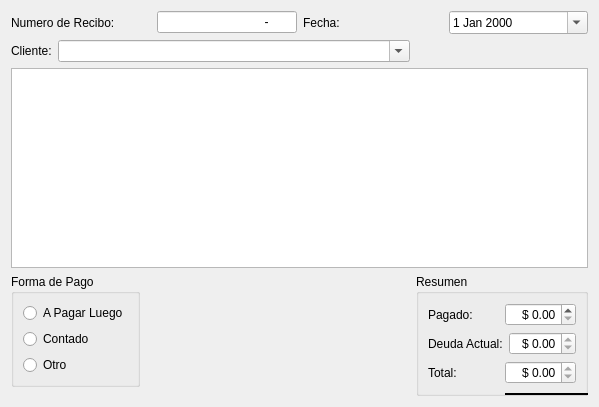
Before: the Qt Designer form trunk/plugins/pagos/FormReciboBase.ui in chungote/gestotux, drawn with Qt 5.
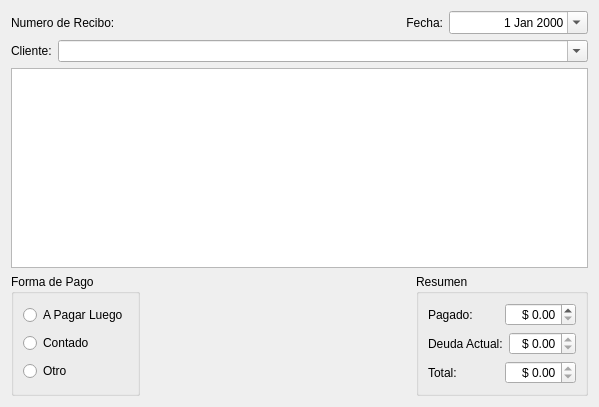
After: the same form once the commit is applied. Custom widgets are drawn as their Qt base class.

Commit message: Mejorada salida de debug. Mejorado sistema de agregado de recibo Agregado metodo en EReporte.

Diff of the .ui file:
```diff
--- a/trunk/plugins/pagos/FormReciboBase.ui
+++ b/trunk/plugins/pagos/FormReciboBase.ui
@@ -13,37 +13,18 @@
   <property name="windowTitle">
    <string>Agregar Recibo</string>
   </property>
-  <layout class="QGridLayout" name="gridLayout">
-   <item row="0" column="0" colspan="4">
+  <layout class="QVBoxLayout" name="verticalLayout_3">
+   <item>
     <layout class="QHBoxLayout" name="horizontalLayout_3">
      <item>
       <layout class="QHBoxLayout" name="horizontalLayout">
        <item>
-        <widget class="QLabel" name="label">
+        <widget class="QLabel" name="LNumero">
          <property name="text">
           <string>Numero de Recibo:</string>
          </property>
         </widget>
        </item>
-       <item>
-        <widget class="QLineEdit" name="LENumero">
-         <property name="sizePolicy">
-          <sizepolicy hsizetype="Preferred" vsizetype="Fixed">
-           <horstretch>0</horstretch>
-           <verstretch>0</verstretch>
-          </sizepolicy>
-         </property>
-         <property name="inputMask">
-          <string>99999-9999999; </string>
-         </property>
-         <property name="alignment">
-          <set>Qt::AlignRight|Qt::AlignTrailing|Qt::AlignVCenter</set>
-         </property>
-         <property name="readOnly">
-          <bool>true</bool>
-         </property>
-        </widget>
-       </item>
       </layout>
      </item>
      <item>
@@ -53,10 +34,16 @@
          <property name="text">
           <string>Fecha:</string>
          </property>
+         <property name="alignment">
+          <set>Qt::AlignRight|Qt::AlignTrailing|Qt::AlignVCenter</set>
+         </property>
         </widget>
        </item>
        <item>
         <widget class="QDateEdit" name="DEFecha">
+         <property name="alignment">
+          <set>Qt::AlignRight|Qt::AlignTrailing|Qt::AlignVCenter</set>
+         </property>
          <property name="calendarPopup">
           <bool>true</bool>
          </property>
@@ -66,7 +53,7 @@
      </item>
     </layout>
    </item>
-   <item row="1" column="0" colspan="2">
+   <item>
     <layout class="QHBoxLayout" name="horizontalLayout_4">
      <item>
       <widget class="QLabel" name="label_3">
@@ -93,10 +80,12 @@
      </item>
     </layout>
    </item>
-   <item row="2" column="0" colspan="4">
+   <item>
     <widget class="QTextEdit" name="TETexto"/>
    </item>
-   <item row="3" column="0">
+   <item>
+    <layout class="QHBoxLayout" name="horizontalLayout_8">
+     <item>
     <widget class="QGroupBox" name="GBFormaPago">
      <property name="title">
       <string>Forma de Pago</string>
@@ -126,7 +115,7 @@
      </layout>
     </widget>
    </item>
-   <item row="3" column="1">
+     <item>
     <spacer name="horizontalSpacer">
      <property name="orientation">
       <enum>Qt::Horizontal</enum>
@@ -139,7 +128,7 @@
      </property>
     </spacer>
    </item>
-   <item row="3" column="2" rowspan="2" colspan="2">
+     <item>
     <widget class="QGroupBox" name="GBResumen">
      <property name="title">
       <string>Resumen</string>
@@ -217,18 +206,7 @@
      </layout>
     </widget>
    </item>
-   <item row="4" column="3">
-    <widget class="Line" name="line">
-     <property name="frameShadow">
-      <enum>QFrame::Plain</enum>
-     </property>
-     <property name="lineWidth">
-      <number>2</number>
-     </property>
-     <property name="orientation">
-      <enum>Qt::Horizontal</enum>
-     </property>
-    </widget>
+    </layout>
    </item>
   </layout>
  </widget>
```
Left out of the diff: 1 changed line with no effect on the pictures. Lines whose indentation alone changed are shown as unchanged. The commit also changes 10 other files.
